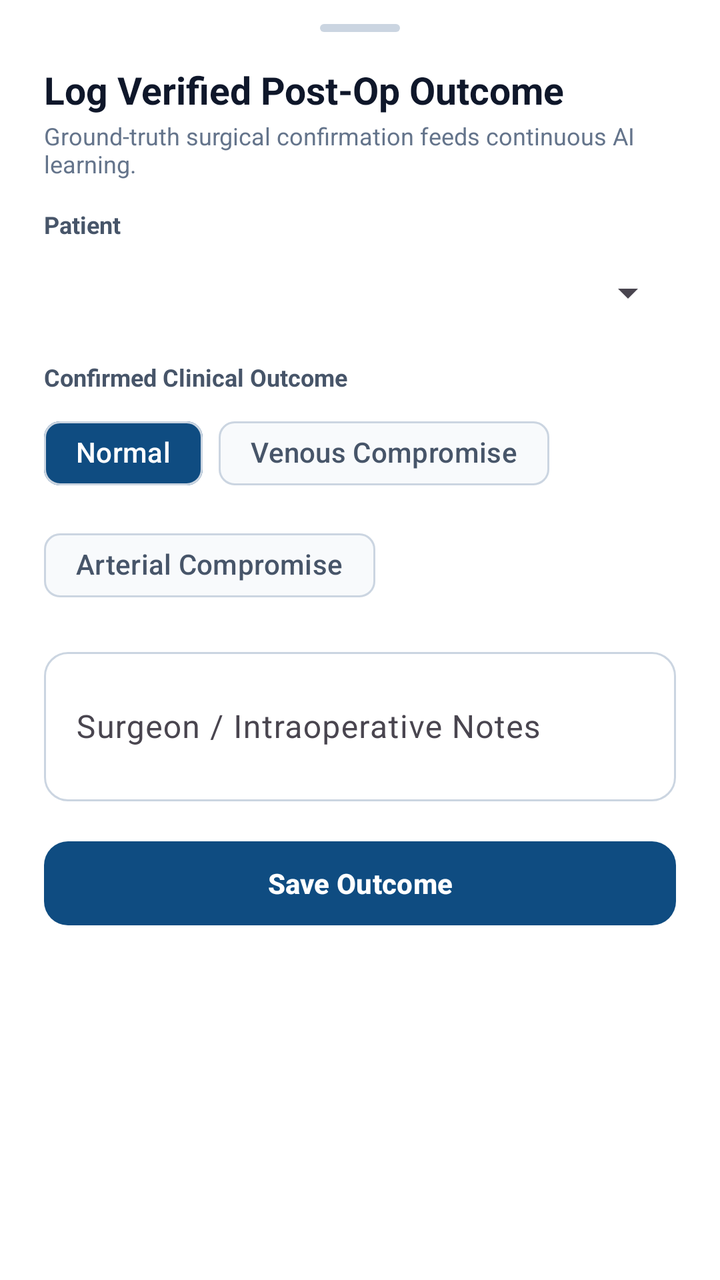
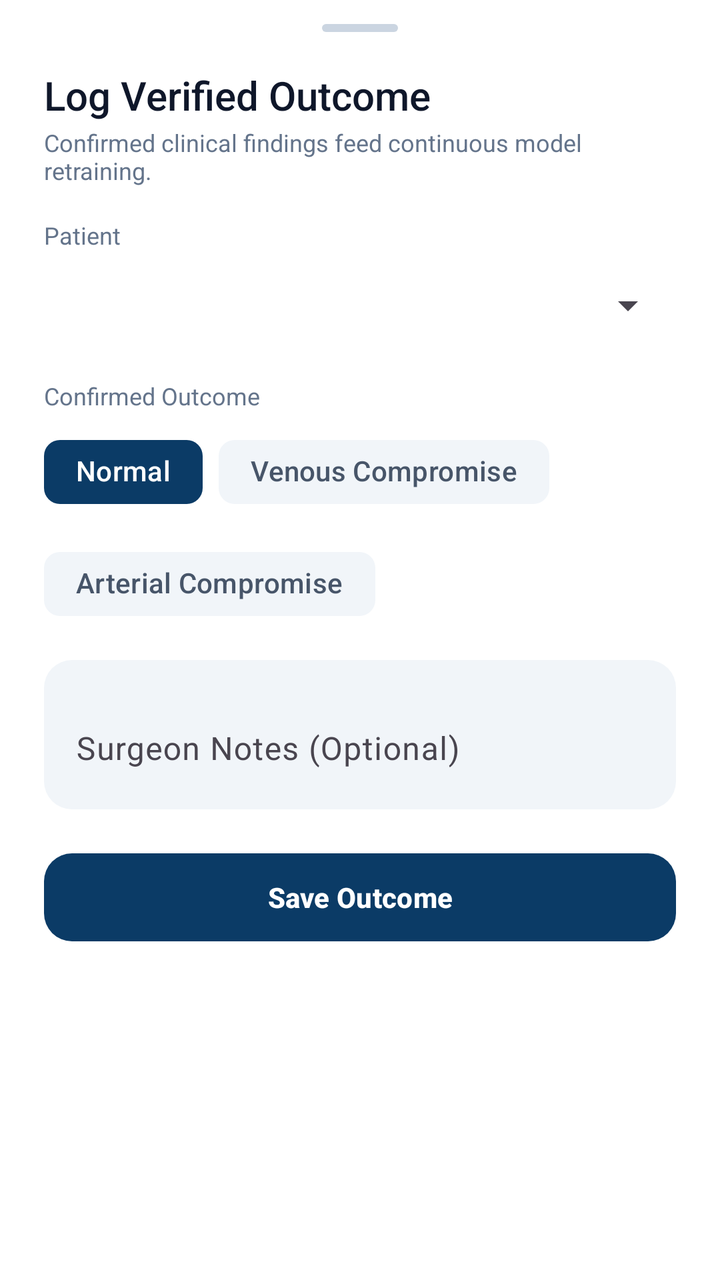

An Android layout rendered at two revisions. The XML below is the earlier revision; the diff shows what the commit changed to produce the second picture.
<!-- AndroidManifest.xml: application theme Theme.FlapGuardAI -->
<!-- res/layout/sheet_log_outcome.xml -->
<?xml version="1.0" encoding="utf-8"?>
<androidx.core.widget.NestedScrollView xmlns:android="http://schemas.android.com/apk/res/android"
    xmlns:app="http://schemas.android.com/apk/res-auto"
    android:layout_width="match_parent"
    android:layout_height="wrap_content"
    android:background="@color/fg_surface">

    <LinearLayout
        android:layout_width="match_parent"
        android:layout_height="wrap_content"
        android:orientation="vertical"
        android:paddingStart="22dp"
        android:paddingTop="12dp"
        android:paddingEnd="22dp"
        android:paddingBottom="24dp">

        <View
            android:layout_width="40dp"
            android:layout_height="4dp"
            android:layout_gravity="center_horizontal"
            android:layout_marginBottom="16dp"
            android:background="@drawable/bg_sheet_handle" />

        <TextView
            android:layout_width="wrap_content"
            android:layout_height="wrap_content"
            android:text="Log Verified Post-Op Outcome"
            android:textColor="@color/fg_text_primary"
            android:textSize="19sp"
            android:textStyle="bold" />

        <TextView
            android:layout_width="wrap_content"
            android:layout_height="wrap_content"
            android:layout_marginTop="2dp"
            android:layout_marginBottom="14dp"
            android:text="Ground-truth surgical confirmation feeds continuous AI learning."
            android:textColor="@color/fg_text_muted"
            android:textSize="12sp" />

        <TextView
            android:layout_width="wrap_content"
            android:layout_height="wrap_content"
            android:layout_marginBottom="4dp"
            android:text="Patient"
            android:textColor="@color/fg_text_secondary"
            android:textSize="12sp"
            android:textStyle="bold" />

        <Spinner
            android:id="@+id/spinner_outcome_patient_sheet"
            android:layout_width="match_parent"
            android:layout_height="44dp"
            android:layout_marginBottom="12dp" />

        <TextView
            android:layout_width="wrap_content"
            android:layout_height="wrap_content"
            android:layout_marginBottom="6dp"
            android:text="Confirmed Clinical Outcome"
            android:textColor="@color/fg_text_secondary"
            android:textSize="12sp"
            android:textStyle="bold" />

        <com.google.android.material.chip.ChipGroup
            android:id="@+id/chip_group_outcome"
            android:layout_width="match_parent"
            android:layout_height="wrap_content"
            android:layout_marginBottom="14dp"
            app:selectionRequired="true"
            app:singleSelection="true">

            <com.google.android.material.chip.Chip
                android:id="@+id/chip_outcome_normal"
                style="@style/Widget.Material3.Chip.Filter"
                android:layout_width="wrap_content"
                android:layout_height="wrap_content"
                android:checked="true"
                android:text="Normal"
                android:textColor="@color/selector_chip_text"
                app:checkedIconVisible="false"
                app:chipBackgroundColor="@color/selector_chip_bg"
                app:chipStrokeColor="@color/fg_border_strong" />

            <com.google.android.material.chip.Chip
                android:id="@+id/chip_outcome_venous"
                style="@style/Widget.Material3.Chip.Filter"
                android:layout_width="wrap_content"
                android:layout_height="wrap_content"
                android:text="Venous Compromise"
                android:textColor="@color/selector_chip_text"
                app:checkedIconVisible="false"
                app:chipBackgroundColor="@color/selector_chip_bg"
                app:chipStrokeColor="@color/fg_border_strong" />

            <com.google.android.material.chip.Chip
                android:id="@+id/chip_outcome_arterial"
                style="@style/Widget.Material3.Chip.Filter"
                android:layout_width="wrap_content"
                android:layout_height="wrap_content"
                android:text="Arterial Compromise"
                android:textColor="@color/selector_chip_text"
                app:checkedIconVisible="false"
                app:chipBackgroundColor="@color/selector_chip_bg"
                app:chipStrokeColor="@color/fg_border_strong" />
        </com.google.android.material.chip.ChipGroup>

        <com.google.android.material.textfield.TextInputLayout
            style="@style/Widget.Material3.TextInputLayout.OutlinedBox"
            android:layout_width="match_parent"
            android:layout_height="wrap_content"
            android:layout_marginBottom="16dp"
            android:hint="Surgeon / Intraoperative Notes"
            app:boxCornerRadiusBottomEnd="12dp"
            app:boxCornerRadiusBottomStart="12dp"
            app:boxCornerRadiusTopEnd="12dp"
            app:boxCornerRadiusTopStart="12dp"
            app:placeholderText="Optional clinical follow-up details">

            <com.google.android.material.textfield.TextInputEditText
                android:id="@+id/et_outcome_notes_sheet"
                android:layout_width="match_parent"
                android:layout_height="wrap_content"
                android:contentDescription="outcome_notes_input"
                android:inputType="textMultiLine"
                android:minLines="2" />
        </com.google.android.material.textfield.TextInputLayout>

        <com.google.android.material.button.MaterialButton
            android:id="@+id/btn_save_outcome_sheet"
            android:layout_width="match_parent"
            android:layout_height="50dp"
            android:text="Save Outcome"
            android:textAllCaps="false"
            android:textStyle="bold"
            app:backgroundTint="@color/fg_primary"
            app:cornerRadius="12dp" />
    </LinearLayout>
</androidx.core.widget.NestedScrollView>
<!-- resources referenced by this layout -->
<resources>
  <color name="fg_border_strong">#CBD5E1</color>
  <color name="fg_primary">#0F4C81</color>
  <color name="fg_surface">#FFFFFF</color>
  <color name="fg_text_muted">#64748B</color>
  <color name="fg_text_primary">#0F172A</color>
  <color name="fg_text_secondary">#475569</color>
  <!-- drawable bg_sheet_handle (drawable) -->
  <?xml version="1.0" encoding="utf-8"?>
  <shape xmlns:android="http://schemas.android.com/apk/res/android" android:shape="rectangle">
      <solid android:color="#CBD5E1" />
      <corners android:radius="999dp" />
  </shape>
  <style name="Theme.FlapGuardAI" parent="Base.Theme.FlapGuardAI" />
  <style name="Base.Theme.FlapGuardAI" parent="Theme.Material3.Light.NoActionBar">
          <item name="colorPrimary">@color/fg_primary</item>
          <item name="colorOnPrimary">@color/white</item>
          <item name="colorPrimaryContainer">@color/fg_primary_soft</item>
          <item name="colorOnPrimaryContainer">@color/fg_primary</item>
          <item name="colorSecondary">@color/fg_accent</item>
          <item name="colorOnSecondary">@color/white</item>
          <item name="colorSecondaryContainer">@color/fg_primary_soft</item>
          <item name="colorOnSecondaryContainer">@color/fg_primary</item>
          <item name="colorSurface">@color/fg_surface</item>
          <item name="colorSurfaceVariant">@color/fg_surface_soft</item>
          <item name="colorOutline">@color/fg_border_strong</item>
          <item name="android:windowBackground">@color/fg_bg</item>
          <item name="android:statusBarColor">@color/fg_surface</item>
          <item name="android:windowLightStatusBar">true</item>
      </style>
  <color name="white">#FFFFFF</color>
  <color name="fg_primary_soft">#E6F0FA</color>
  <color name="fg_accent">#0D9488</color>
  <color name="fg_surface_soft">#F8FAFC</color>
  <color name="fg_bg">#F5F7FB</color>
</resources>

<!-- the commit's change to res/layout/sheet_log_outcome.xml (unified diff, before → after) -->
@@ -12,29 +12,29 @@
         android:paddingStart="22dp"
         android:paddingTop="12dp"
         android:paddingEnd="22dp"
-        android:paddingBottom="24dp">
+        android:paddingBottom="28dp">
 
         <View
-            android:layout_width="40dp"
+            android:layout_width="38dp"
             android:layout_height="4dp"
             android:layout_gravity="center_horizontal"
-            android:layout_marginBottom="16dp"
+            android:layout_marginBottom="18dp"
             android:background="@drawable/bg_sheet_handle" />
 
         <TextView
             android:layout_width="wrap_content"
             android:layout_height="wrap_content"
-            android:text="Log Verified Post-Op Outcome"
+            android:fontFamily="sans-serif-medium"
+            android:text="Log Verified Outcome"
             android:textColor="@color/fg_text_primary"
-            android:textSize="19sp"
-            android:textStyle="bold" />
+            android:textSize="20sp" />
 
         <TextView
             android:layout_width="wrap_content"
             android:layout_height="wrap_content"
             android:layout_marginTop="2dp"
-            android:layout_marginBottom="14dp"
-            android:text="Ground-truth surgical confirmation feeds continuous AI learning."
+            android:layout_marginBottom="16dp"
+            android:text="Confirmed clinical findings feed continuous model retraining."
             android:textColor="@color/fg_text_muted"
             android:textSize="12sp" />
 
@@ -43,24 +43,22 @@
             android:layout_height="wrap_content"
             android:layout_marginBottom="4dp"
             android:text="Patient"
-            android:textColor="@color/fg_text_secondary"
-            android:textSize="12sp"
-            android:textStyle="bold" />
+            android:textColor="@color/fg_text_muted"
+            android:textSize="12sp" />
 
         <Spinner
             android:id="@+id/spinner_outcome_patient_sheet"
             android:layout_width="match_parent"
-            android:layout_height="44dp"
-            android:layout_marginBottom="12dp" />
+            android:layout_height="46dp"
+            android:layout_marginBottom="14dp" />
 
         <TextView
             android:layout_width="wrap_content"
             android:layout_height="wrap_content"
             android:layout_marginBottom="6dp"
-            android:text="Confirmed Clinical Outcome"
-            android:textColor="@color/fg_text_secondary"
-            android:textSize="12sp"
-            android:textStyle="bold" />
+            android:text="Confirmed Outcome"
+            android:textColor="@color/fg_text_muted"
+            android:textSize="12sp" />
 
         <com.google.android.material.chip.ChipGroup
             android:id="@+id/chip_group_outcome"
@@ -80,7 +78,7 @@
                 android:textColor="@color/selector_chip_text"
                 app:checkedIconVisible="false"
                 app:chipBackgroundColor="@color/selector_chip_bg"
-                app:chipStrokeColor="@color/fg_border_strong" />
+                app:chipStrokeWidth="0dp" />
 
             <com.google.android.material.chip.Chip
                 android:id="@+id/chip_outcome_venous"
@@ -91,7 +89,7 @@
                 android:textColor="@color/selector_chip_text"
                 app:checkedIconVisible="false"
                 app:chipBackgroundColor="@color/selector_chip_bg"
-                app:chipStrokeColor="@color/fg_border_strong" />
+                app:chipStrokeWidth="0dp" />
 
             <com.google.android.material.chip.Chip
                 android:id="@+id/chip_outcome_arterial"
@@ -102,20 +100,15 @@
                 android:textColor="@color/selector_chip_text"
                 app:checkedIconVisible="false"
                 app:chipBackgroundColor="@color/selector_chip_bg"
-                app:chipStrokeColor="@color/fg_border_strong" />
+                app:chipStrokeWidth="0dp" />
         </com.google.android.material.chip.ChipGroup>
 
         <com.google.android.material.textfield.TextInputLayout
-            style="@style/Widget.Material3.TextInputLayout.OutlinedBox"
+            style="@style/Widget.FlapGuard.InputFilled"
             android:layout_width="match_parent"
             android:layout_height="wrap_content"
-            android:layout_marginBottom="16dp"
-            android:hint="Surgeon / Intraoperative Notes"
-            app:boxCornerRadiusBottomEnd="12dp"
-            app:boxCornerRadiusBottomStart="12dp"
-            app:boxCornerRadiusTopEnd="12dp"
-            app:boxCornerRadiusTopStart="12dp"
-            app:placeholderText="Optional clinical follow-up details">
+            android:layout_marginBottom="18dp"
+            android:hint="Surgeon Notes (Optional)">
 
             <com.google.android.material.textfield.TextInputEditText
                 android:id="@+id/et_outcome_notes_sheet"
@@ -129,11 +122,12 @@
         <com.google.android.material.button.MaterialButton
             android:id="@+id/btn_save_outcome_sheet"
             android:layout_width="match_parent"
-            android:layout_height="50dp"
+            android:layout_height="52dp"
             android:text="Save Outcome"
             android:textAllCaps="false"
             android:textStyle="bold"
             app:backgroundTint="@color/fg_primary"
-            app:cornerRadius="12dp" />
+            app:cornerRadius="14dp"
+            app:elevation="0dp" />
     </LinearLayout>
 </androidx.core.widget.NestedScrollView>
<!-- resource entries referenced after the edit -->
@@ -1,18 +1,28 @@
 <!-- resources referenced by this layout -->
 <resources>
-  <color name="fg_border_strong">#CBD5E1</color>
-  <color name="fg_primary">#0F4C81</color>
+  <color name="fg_primary">#0B3B66</color>
   <color name="fg_surface">#FFFFFF</color>
   <color name="fg_text_muted">#64748B</color>
   <color name="fg_text_primary">#0F172A</color>
-  <color name="fg_text_secondary">#475569</color>
   <!-- drawable bg_sheet_handle (drawable) -->
   <?xml version="1.0" encoding="utf-8"?>
   <shape xmlns:android="http://schemas.android.com/apk/res/android" android:shape="rectangle">
       <solid android:color="#CBD5E1" />
       <corners android:radius="999dp" />
   </shape>
+  <style name="Widget.FlapGuard.InputFilled" parent="Widget.Material3.TextInputLayout.FilledBox">
+          <item name="boxBackgroundColor">@color/fg_input_bg</item>
+          <item name="boxStrokeWidth">0dp</item>
+          <item name="boxStrokeWidthFocused">1.5dp</item>
+          <item name="boxStrokeColor">@color/fg_primary</item>
+          <item name="boxCornerRadiusTopStart">14dp</item>
+          <item name="boxCornerRadiusTopEnd">14dp</item>
+          <item name="boxCornerRadiusBottomStart">14dp</item>
+          <item name="boxCornerRadiusBottomEnd">14dp</item>
+          <item name="hintTextColor">@color/fg_text_muted</item>
+      </style>
   <style name="Theme.FlapGuardAI" parent="Base.Theme.FlapGuardAI" />
+  <color name="fg_input_bg">#F1F5F9</color>
   <style name="Base.Theme.FlapGuardAI" parent="Theme.Material3.Light.NoActionBar">
           <item name="colorPrimary">@color/fg_primary</item>
           <item name="colorOnPrimary">@color/white</item>
@@ -24,15 +34,16 @@
           <item name="colorOnSecondaryContainer">@color/fg_primary</item>
           <item name="colorSurface">@color/fg_surface</item>
           <item name="colorSurfaceVariant">@color/fg_surface_soft</item>
-          <item name="colorOutline">@color/fg_border_strong</item>
+          <item name="colorOutline">@color/fg_border</item>
           <item name="android:windowBackground">@color/fg_bg</item>
-          <item name="android:statusBarColor">@color/fg_surface</item>
+          <item name="android:statusBarColor">@color/fg_bg</item>
           <item name="android:windowLightStatusBar">true</item>
       </style>
   <color name="white">#FFFFFF</color>
-  <color name="fg_primary_soft">#E6F0FA</color>
+  <color name="fg_primary_soft">#EBF3FA</color>
   <color name="fg_accent">#0D9488</color>
-  <color name="fg_surface_soft">#F8FAFC</color>
-  <color name="fg_bg">#F5F7FB</color>
+  <color name="fg_surface_soft">#F1F5F9</color>
+  <color name="fg_border">#E2E8F0</color>
+  <color name="fg_bg">#F2F4F7</color>
 </resources>
 
